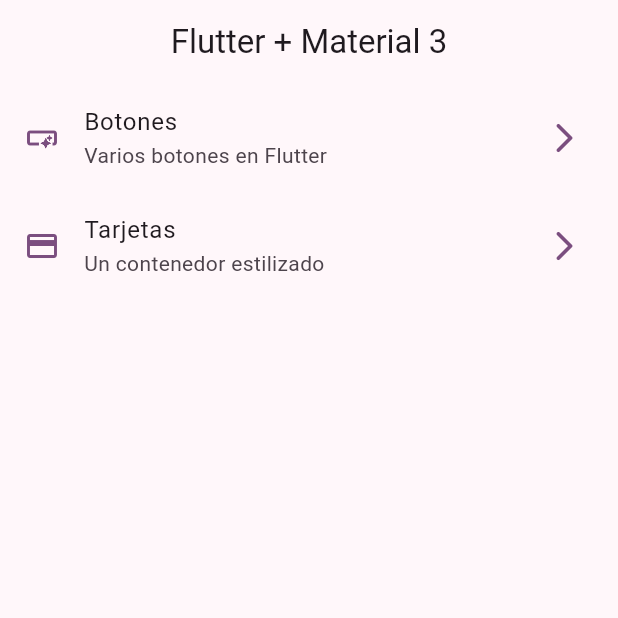
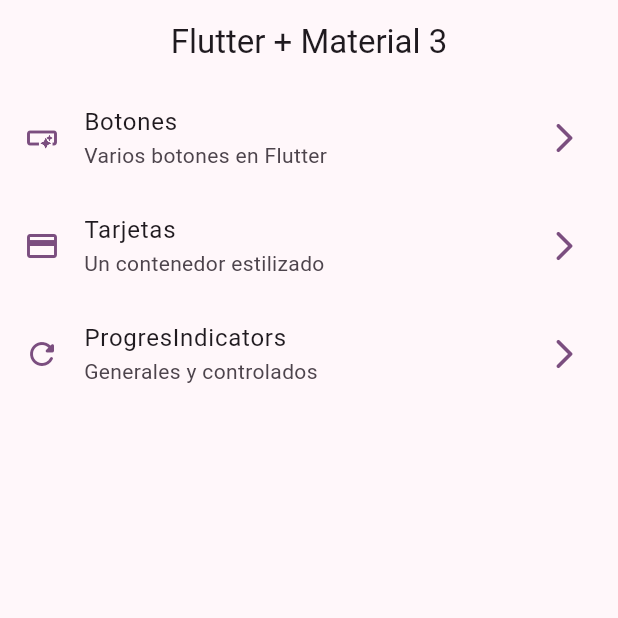
Before and after one commit to IngridFLG/widget_app, a Flutter app: the screen it shows after launch, on a phone screen of 412 x 824 dp, the top half of it. Run offline on Flutter 3.47's test engine with Material 2 defaults, Android fonts, the phone set to English and light mode, and no system bars; our stand-ins replace go_router; missing offline and left inert: dart:ffi.

Commit message:
progress indicator finish

```diff
--- a/lib/config/menu/menu_items.dart
+++ b/lib/config/menu/menu_items.dart
@@ -24,6 +24,7 @@ const appMenuItems = <MenuItem>[
       icon: Icons.smart_button_outlined
     ),
 
+
     MenuItem(
       title: 'Tarjetas',
       subtitle: 'Un contenedor estilizado',
@@ -31,4 +32,11 @@ const appMenuItems = <MenuItem>[
       icon: Icons.credit_card
     ),
 
+    MenuItem(
+      title: 'ProgresIndicators',
+      subtitle: 'Generales y controlados',
+      link: '/progress',
+      icon: Icons.refresh_rounded
+    ),
+
 ];
--- a/lib/config/router/app_router.dart
+++ b/lib/config/router/app_router.dart
@@ -22,5 +22,10 @@ final appRouter = GoRouter(
       name: CardScreen.name,
       builder: (context, state) => const CardScreen(),
     ),
+    GoRoute(
+      path: '/progress',
+      name: ProgressScreen.name,
+      builder: (context, state) => const ProgressScreen(),
+    )
   ],
 );
--- a/lib/presentation/screens/home/home_screen.dart
+++ b/lib/presentation/screens/home/home_screen.dart
@@ -1,8 +1,6 @@
 import 'package:flutter/material.dart';
 import 'package:go_router/go_router.dart';
 import 'package:widgets_app/config/menu/menu_items.dart';
-import 'package:widgets_app/presentation/screens/buttons/buttons_screen.dart';
-import 'package:widgets_app/presentation/screens/cards/cards_screen.dart';
 
 class HomeScreen extends StatelessWidget {
   static const String name = 'home';
```
Also changed, not shown: lib/presentation/screens/progress/progress_screen.dart (+63 -1 lines).
